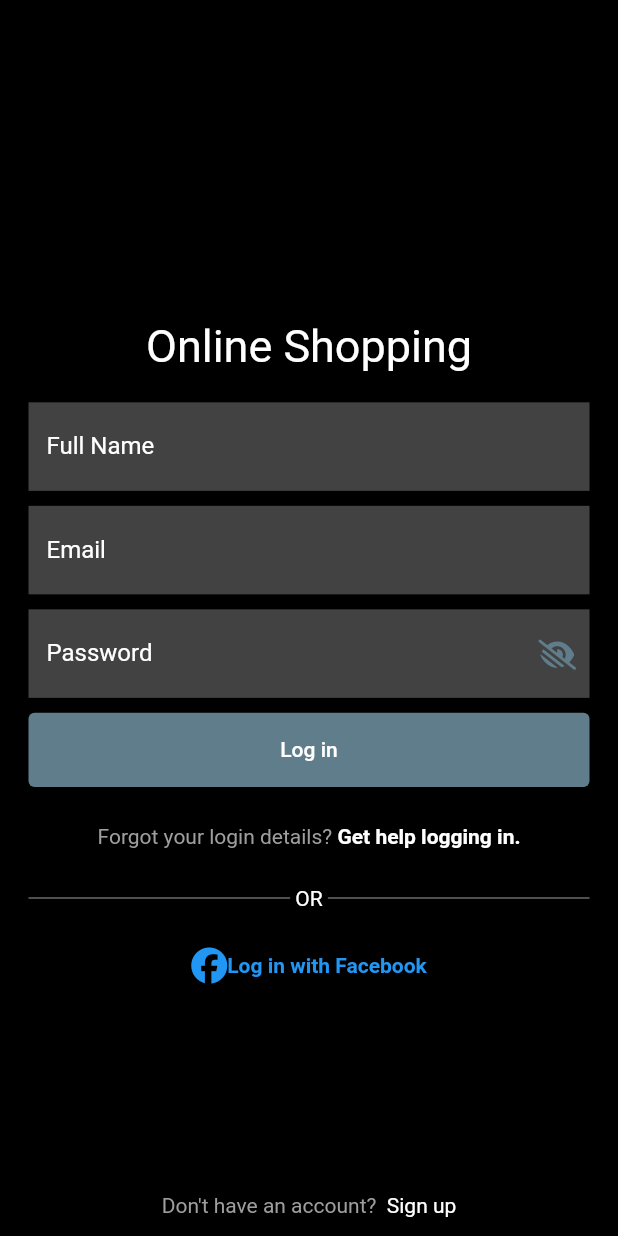
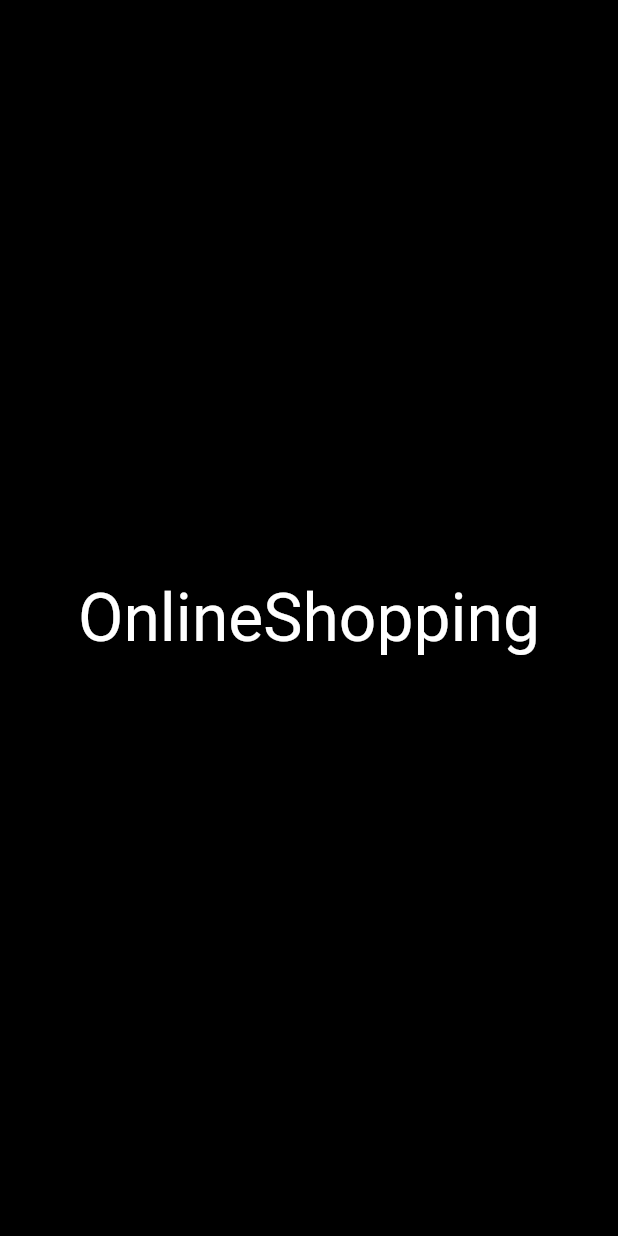
Before and after one commit to msnsadiq/online-shopping, a Flutter app: the first screen one second after launch, on a phone screen of 412 x 824 dp. Run offline on Flutter 3.47's test engine with Material 2 defaults, Android fonts, the phone set to English and light mode, and no system bars; our stand-ins replace bloc, flutter_bloc, font_awesome_flutter, google_fonts, image_picker, shared_preferences; Roboto replaces fonts that are missing (Aclonica, Alegreya).

Commit message:
login and signup completed

```diff
--- a/lib/BLOC login/bloc_login_bloc.dart
+++ b/lib/BLOC login/bloc_login_bloc.dart
@@ -5,6 +5,8 @@ import 'package:http/http.dart';
 import 'package:meta/meta.dart';
 import 'package:onlineshopping/Api/login%20api/login_api.dart';
 import 'package:onlineshopping/Repository/api_client.dart';
+import 'package:onlineshopping/main.dart';
+import 'package:shared_preferences/shared_preferences.dart';
 
 part 'bloc_login_event.dart';
 part 'bloc_login_state.dart';
@@ -22,6 +24,8 @@ class LoginBloc extends Bloc<LoginEvent, LoginState> {
    if(loginValue == "\"Login successful!\"") {
      print(loginValue);
      emit(LoginLoaded());
+     final prefrence = await SharedPreferences.getInstance();
+     prefrence.setBool(KEY_NAME, true);
    }else if(loginValue == "\"Unauthorized\"") {
      print("login fail");
      emit(LoginCheck());
--- a/lib/BLOC signup create/bloc_sign_create_bloc.dart
+++ b/lib/BLOC signup create/bloc_sign_create_bloc.dart
@@ -4,6 +4,9 @@ import 'package:bloc/bloc.dart';
 import 'package:meta/meta.dart';
 import 'package:onlineshopping/Api/signup%20create%20api/api_signup_create.dart';
 import 'package:onlineshopping/Model%20Classes/SignUpCreateModelClass.dart';
+import 'package:shared_preferences/shared_preferences.dart';
+
+import '../main.dart';
 
 part 'bloc_sign_create_event.dart';
 part 'bloc_sign_create_state.dart';
@@ -19,6 +22,9 @@ class SignCreateBloc extends Bloc<SignCreateEvent, SignCreateState> {
         signUpCreateModelClass = await signUpApi.getSignupCreate(event.userEmail, event.userPassword, event.userName);
 
         emit(SignCreateLoaded());
+        final prefrence = await SharedPreferences.getInstance();
+        prefrence.setBool(KEY_NAME, true);
+
       }
       catch(e){
         print("*************$e");
--- a/lib/Ui Pages/login_page.dart
+++ b/lib/Ui Pages/login_page.dart
@@ -180,7 +180,11 @@ class _LoginPageState extends State<LoginPage> {
                           validator: (value){
                             if( value == null  || value.isEmpty){
                               return "Password";
-                            }else{
+                            }else if(value.length < 6){
+                              return "password should be atleast 6 charecters";
+                            }
+
+                            else{
                               return null;
                             }
                           },
--- /dev/null
+++ b/lib/Ui Pages/screen_splash.dart
@@ -0,0 +1,56 @@
+//import 'dart:html';
+
+import 'package:flutter/cupertino.dart';
+import 'package:flutter/material.dart';
+import 'package:google_fonts/google_fonts.dart';
+import 'package:onlineshopping/Ui%20Pages/login_page.dart';
+import 'package:onlineshopping/Ui%20Pages/products_page.dart';
+import 'package:onlineshopping/main.dart';
+import 'package:shared_preferences/shared_preferences.dart';
+
+class ScreenSplash extends StatefulWidget {
+  const ScreenSplash({Key? key}) : super(key: key);
+
+  @override
+  State<ScreenSplash> createState() => _ScreenSplashState();
+}
+
+class _ScreenSplashState extends State<ScreenSplash> {
+  @override
+  void initState() {
+    checkUserLogged();
+    // TODO: implement initState
+    super.initState();
+  }
+  @override
+
+  Widget build(BuildContext context) {
+    return Scaffold(
+      backgroundColor: Colors.black,
+      body: Column(
+        mainAxisAlignment: MainAxisAlignment.center,
+        crossAxisAlignment: CrossAxisAlignment.center,
+        children: [
+          Center(
+          child: Text("OnlineShopping",style: GoogleFonts.alegreya(color: Colors.white,fontSize: 44),),
+
+          )
+        ],
+      ),
+    );
+  }
+Future<void>btnAction()async{
+    await Future.delayed(Duration(seconds: 4));
+    await Navigator.of(context).push(MaterialPageRoute(builder: (ctx)=>LoginPage()));
+}
+Future<void>checkUserLogged()async{
+   SharedPreferences _preference = await SharedPreferences.getInstance();
+  final _userLoggedIn =  _preference.getBool(KEY_NAME);
+   if(_userLoggedIn == null || _userLoggedIn == false){
+     btnAction();
+   }else{
+     Navigator.of(context).push(MaterialPageRoute(builder: (ctx)=>ProductsPage()));
+   }
+
+}
+}
--- a/lib/main.dart
+++ b/lib/main.dart
@@ -8,7 +8,8 @@ import 'package:onlineshopping/BLOC%20signup%20create/bloc_sign_create_bloc.dart
 //import 'package:onlineshopping/BlocSignUpCreate/bloc_sign_bloc.dart';
 import 'package:onlineshopping/Ui%20Pages/login_page.dart';
 import 'package:onlineshopping/Ui%20Pages/products_page.dart';
-
+import 'package:onlineshopping/Ui%20Pages/screen_splash.dart';
+const KEY_NAME = 'user logged in';
 void main() {
   runApp( MyApp());
 }
@@ -33,8 +34,8 @@ class MyApp extends StatelessWidget {
          // primarySwatch: Colors.blue,
           errorColor: Colors.blueGrey
         ),
-        home:LoginPage() ,
-       // home: ProductsPage(),
+       // home:LoginPage() ,
+       home: ScreenSplash(),
       ),
     );
   }
--- a/pubspec.yaml
+++ b/pubspec.yaml
@@ -36,6 +36,7 @@ dependencies:
   font_awesome_flutter: ^10.1.0
   url_launcher: ^6.1.0
   image_picker: ^0.8.5
+  shared_preferences: ^2.0.13
 
 
   # The following adds the Cupertino Icons font to your application.
@@ -65,8 +66,8 @@ flutter:
   uses-material-design: true
 
   # To add assets to your application, add an assets section, like this:
-  # assets:
-  #   - images/a_dot_burr.jpeg
+  assets:
+    - assets/splashimg/
   #   - images/a_dot_ham.jpeg
 
   # An image asset can refer to one or more resolution-specific "variants", see
```
Also changed, not shown: lib/Ui Pages/products_page.dart (+8 -0 lines), lib/Ui Pages/signup_page.dart (+17 -2 lines), pubspec.lock.
